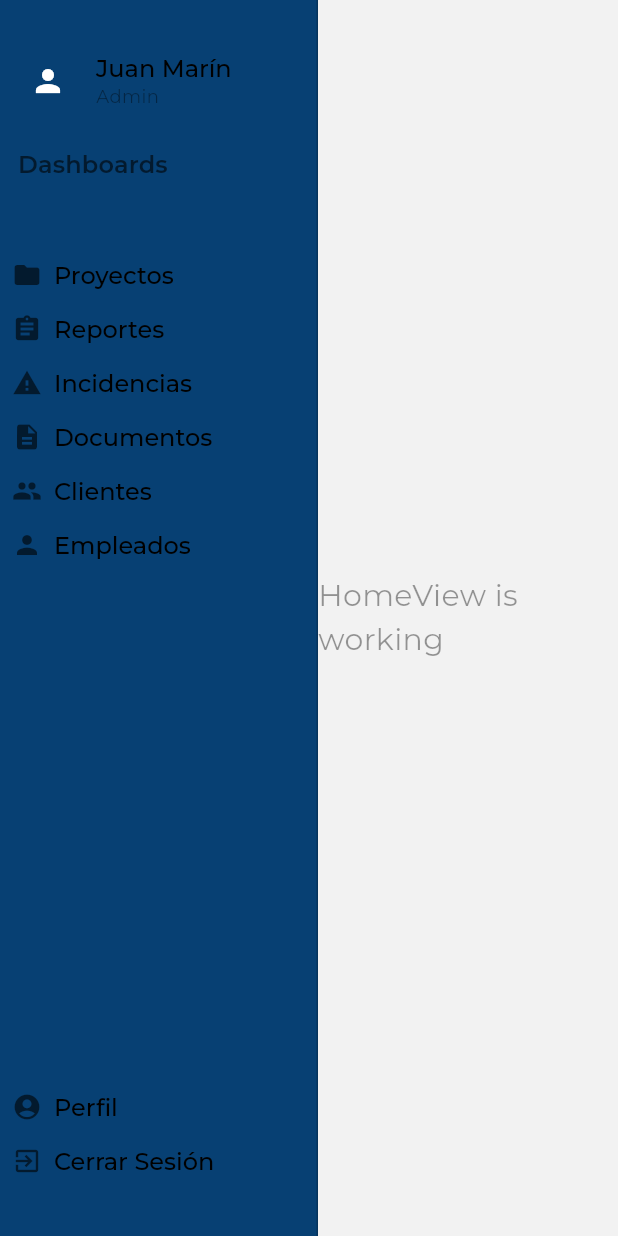
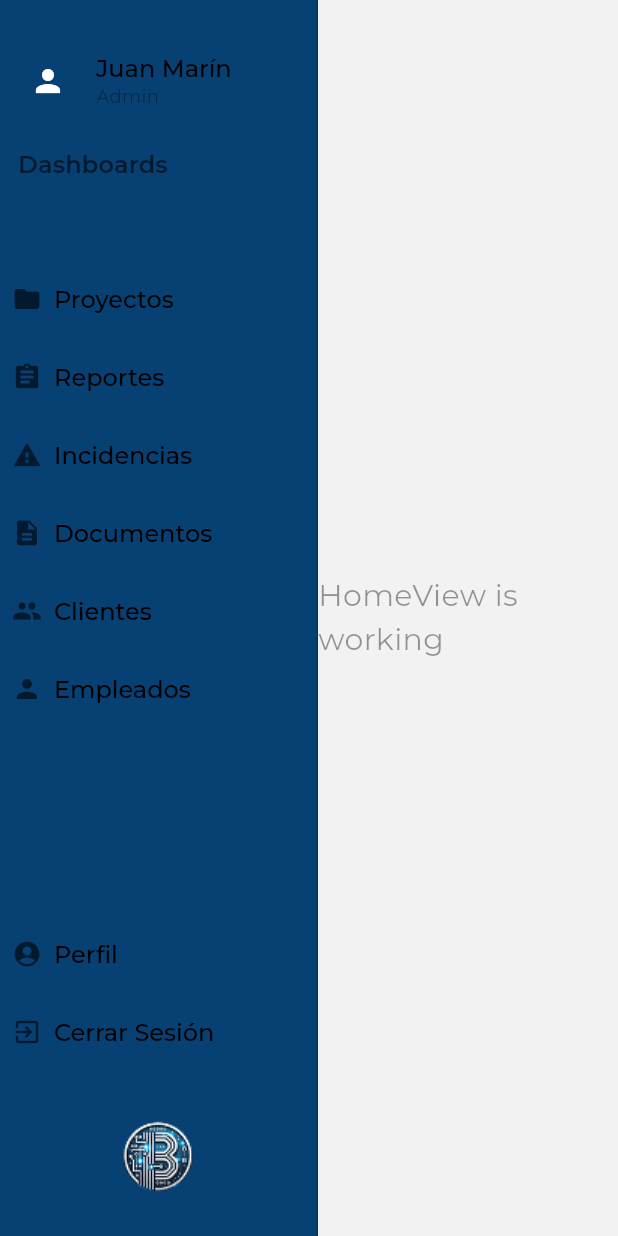
Before and after one commit to Perales14/Bytes-Dev, a Flutter app: the screen it shows after launch, on a phone screen of 412 x 824 dp. Run offline on Flutter 3.47's test engine with Material 3 defaults, Android fonts, the phone set to English and light mode, and no system bars; our stand-ins replace get, get_storage, google_fonts.

Commit message:
add logo to sidebar

```diff
--- a/zent/lib/controllers/theme_controller.dart
+++ b/zent/lib/controllers/theme_controller.dart
@@ -1,7 +1,7 @@
 import 'package:flutter/material.dart';
 import 'package:get/get.dart';
-import 'package:zent/core/theme/app_theme.dart'; //  Cambia 'tu_app' por 'zent'
 import 'package:get_storage/get_storage.dart';
+import 'package:zent/core/theme/app_theme.dart';
 
 class ThemeController extends GetxController {
   final _themeMode = ThemeMode.system.obs;
@@ -60,7 +60,9 @@ class ThemeController extends GetxController {
         _currentThemeData = brightness == Brightness.dark
             ? DarkTheme().themeData
             : LightTheme().themeData; // <-- Guarda el ThemeData
+
         await _box.write(_themeKey, 0);
+
         break;
     }
     Get.changeThemeMode(mode); // Cambia el ThemeMode
--- a/zent/lib/modules/sidebar/views/sidebar.dart
+++ b/zent/lib/modules/sidebar/views/sidebar.dart
@@ -49,24 +49,31 @@ class Sidebar extends GetView<SidebarController> {
             ),
           ),
           // Botones dinámicos (según el rol)
-          // QUITAMOS el Obx exterior
+
           Column(
             children: controller.visibleSidebarItems
-                .map((item) => SidebarButton(
+                .map((item) => Column(
+                      //  <-- Envuelve cada botón en un Column
+                      children: [
+                        SidebarButton(
                           item: item,
                           isSelected: Get.currentRoute == item.routeName,
                           onPressed: () => Get.toNamed(item.routeName),
+                        ),
+                        const SizedBox(height: 16),
+                      ],
                     ))
                 .toList(),
           ),
 
-          const Spacer(), // Empuja los siguientes elementos hacia abajo
+          const Spacer(),
 
-          // Botones estáticos (Perfil y Cerrar Sesión)
-          // QUITAMOS el Obx exterior
           Column(
             children: controller.staticSidebarItems
-                .map((item) => SidebarButton(
+                .map((item) => Column(
+                      // <-- Envuelve en Column
+                      children: [
+                        SidebarButton(
                           item: item,
                           isSelected: Get.currentRoute == item.routeName,
                           onPressed: () {
@@ -76,6 +83,9 @@ class Sidebar extends GetView<SidebarController> {
                               Get.toNamed(item.routeName);
                             }
                           },
+                        ),
+                        const SizedBox(height: 16),
+                      ],
                     ))
                 .toList(),
           ),
@@ -84,11 +94,11 @@ class Sidebar extends GetView<SidebarController> {
           Center(
             child: Padding(
               padding: const EdgeInsets.all(16.0),
-              /*child: Image.asset(
-                'assets/logo.png',
+              child: Image.asset(
+                'assets/images/Logo_Consultoria.png',
                 width: 70,
                 height: 70,
-              ),*/
+              ),
             ),
           ),
         ],
--- a/zent/pubspec.yaml
+++ b/zent/pubspec.yaml
@@ -61,8 +61,8 @@ flutter:
   uses-material-design: true
 
   # To add assets to your application, add an assets section, like this:
-  # assets:
-  #   - images/a_dot_burr.jpeg
+  assets:
+  - assets/images/Logo_Consultoria.png
   #   - images/a_dot_ham.jpeg
 
   # An image asset can refer to one or more resolution-specific "variants", see
```
Also changed, not shown: zent/assets/images/Logo_Consultoria.png (added). Lines whose indentation alone changed are shown as unchanged.
